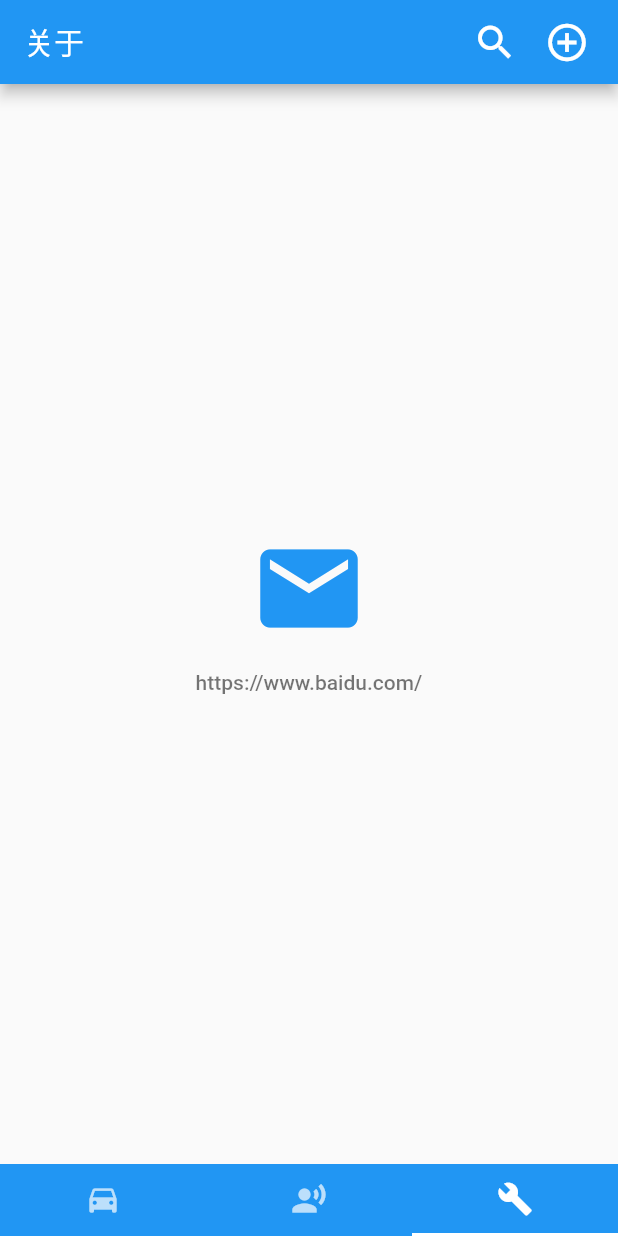
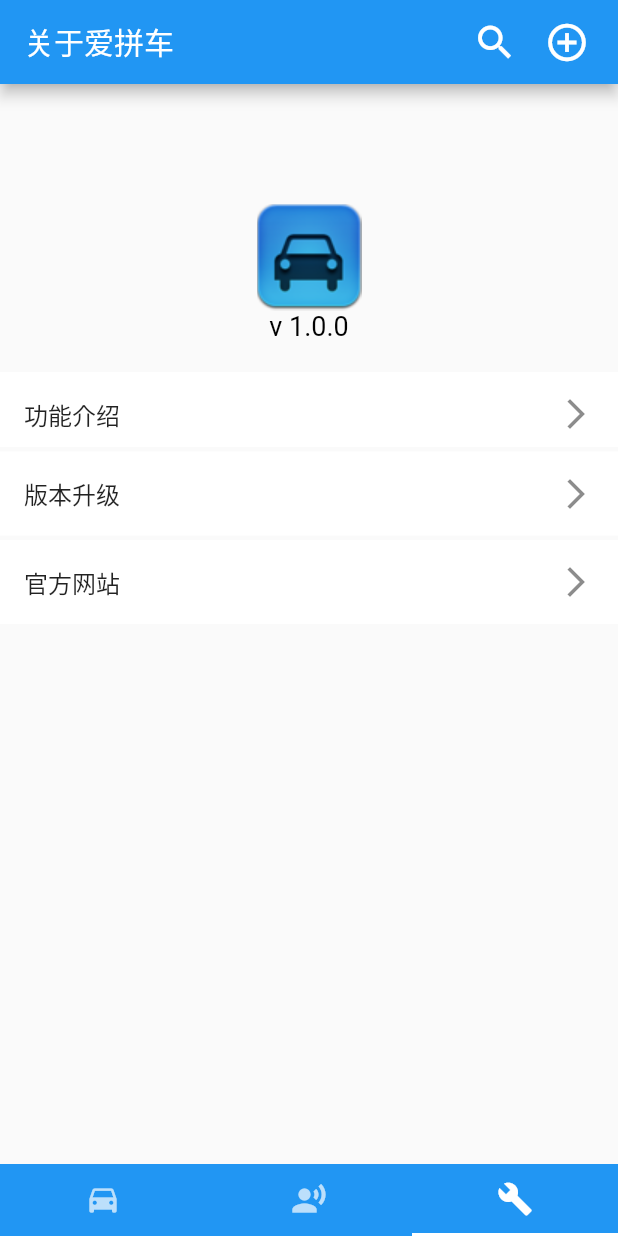
Before and after one commit to ddaitest/flutter_app, a Flutter app: the HomePage screen opened directly, item 3 of the bottom bar chosen, on a phone screen of 412 x 824 dp. Run offline on Flutter 3.47's test engine with Material 2 defaults, Android fonts, the phone set to English and light mode, and no system bars; our stand-ins replace cached_network_image, fluro, flutter_datetime_picker, package_info, shared_preferences, video_player; accounts and stored records are empty; network calls fail.

Commit message:
lc changed: add 'about page'

```diff
--- a/lib/pages/home.dart
+++ b/lib/pages/home.dart
@@ -43,7 +43,7 @@ class MyHomeState extends State<HomePage>
     } else if (page == 1) {
       return "车找人";
     } else {
-      return "关于";
+      return "关于爱拼车";
     }
   }
 
--- a/lib/pages/third.dart
+++ b/lib/pages/third.dart
@@ -1,37 +1,87 @@
 import 'package:flutter/material.dart';
 import 'package:url_launcher/url_launcher.dart';
+import 'package:package_info/package_info.dart';
 
-class ThirdTab extends StatelessWidget {
+
+class ThirdTab extends StatefulWidget {
+  @override
+  ThirdTabState createState() => ThirdTabState();
+}
+
+class ThirdTabState extends State<ThirdTab> {
+  String versionName = '';
+  @override
+  void initState() {
+    super.initState();
+    _getVersion();
+  }
+
   @override
   Widget build(BuildContext context) {
-    return new Scaffold(
-      body: new Container(
-        child: new Center(
-          child: new Column(
-            // center the children
-            mainAxisAlignment: MainAxisAlignment.center,
-            children: <Widget>[
-              new Icon(
-//                Icons.airport_shuttle,
-                Icons.email,
-                size: 78.0,
-                color: Colors.blue,
+    return Scaffold(
+      body: ListView(
+        children: <Widget>[
+          Container(
+            margin: const EdgeInsets.only(top: 80.0),
+            child: Center(
+              child: Column(
+                children: <Widget>[
+                  Image.asset(
+                    'images/icon.png',
+                  ),
+                  Text(
+                    'v $versionName',
+                    style: TextStyle(
+                      fontSize: 18.0,
+                      color: Colors.black,
+                    ),
+                  )
+                ],
               ),
-              new FlatButton(
-                onPressed: _launchURL,
-                child: new Text(
-                  'https://www.baidu.com/',
-                  style: new TextStyle(color: Colors.black54),
-                ),
-              )
-            ],
+            ),
           ),
-        ),
+
+          Container(
+            margin: const EdgeInsets.only(top: 20.0),
+            color: Colors.white,
+            height: 50.0,
+            child: ListTile(
+              title: Text('功能介绍'),
+              onTap: null,
+              trailing: Icon(Icons.arrow_forward_ios),
+            ),
+          ),
+          Container(
+            margin: const EdgeInsets.only(top: 3.0),
+            color: Colors.white,
+            child: ListTile(
+              title: Text('版本升级'),
+              onTap: null,
+              trailing: Icon(Icons.arrow_forward_ios),
+            ),
+          ),
+          Container(
+            margin: const EdgeInsets.only(top: 3.0),
+            color: Colors.white,
+            child: ListTile(
+              title: Text('官方网站'),
+              onTap: _launchURL,
+              trailing: Icon(Icons.arrow_forward_ios),
+            ),
+          ),
+        ],
       ),
     );
   }
 
+  _getVersion() async{
+    PackageInfo packageInfo = await PackageInfo.fromPlatform();
+    versionName = packageInfo.version ?? ' ';
+    return versionName;
+  }
 }
+
+
 
 _launchURL() async {
   launch('https://www.baidu.com');
--- a/pubspec.yaml
+++ b/pubspec.yaml
@@ -31,6 +31,7 @@ dependencies:
   fluro: ^1.4.0
   date_format: ^1.0.6
   sqflite: ^1.0.0
+  package_info: ^0.4.0+2
 
   flutter_localizations:
     sdk: flutter
@@ -55,7 +56,7 @@ flutter:
 
   # To add assets to your application, add an assets section, like this:
   assets:
-    - images/lake.jpg
+    - images/icon.png
     - images/Splash_first.png
     - images/lake.jpg
   #  - images/a_dot_ham.jpeg
```
